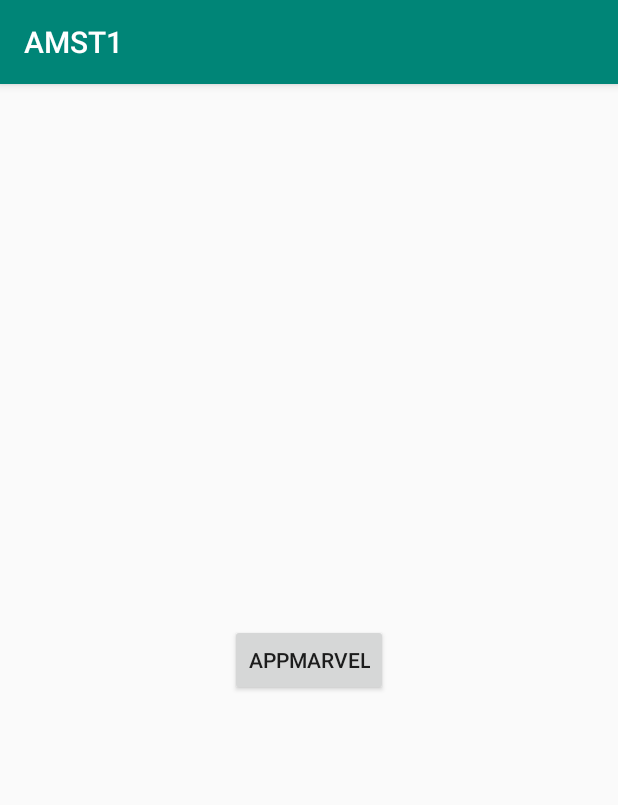
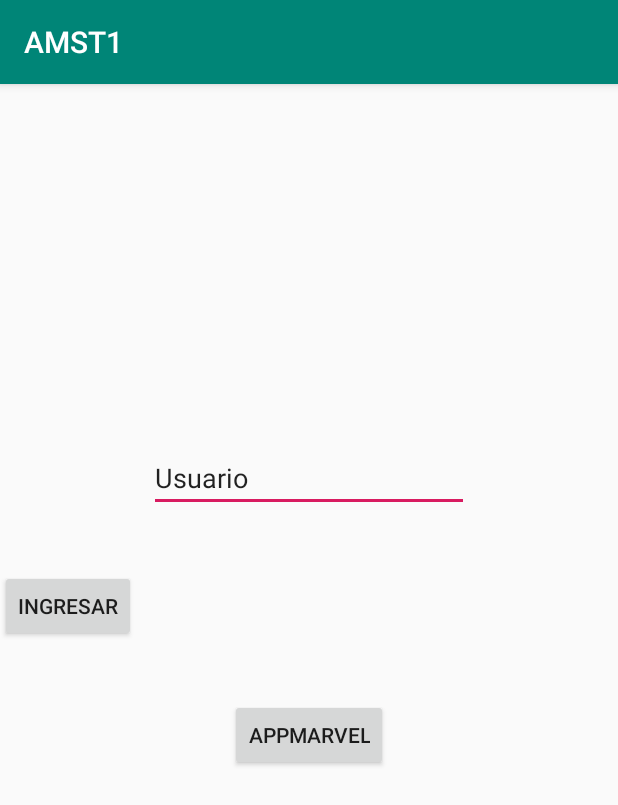
Before and after one commit to sofia604/PST_TA5_G1, an Android app: the screen it shows after launch (MainActivity), on a phone screen of 412 x 824 dp. Shown: the top 805 px of the screen. Run offline under Robolectric (Android 15) with nearby library versions, the phone set to English and light mode, and no system bars.

Commit message:
Cambios a mi rama

```diff
--- a/app/src/main/res/layout/activity_main.xml
+++ b/app/src/main/res/layout/activity_main.xml
@@ -7,6 +7,15 @@
     tools:context=".MainActivity">
 
     <Button
+        android:id="@+id/button"
+        android:layout_width="wrap_content"
+        android:layout_height="wrap_content"
+        android:text="Ingresar"
+        app:layout_constraintBottom_toTopOf="@+id/button3"
+        app:layout_constraintTop_toBottomOf="@+id/editText"
+        tools:layout_editor_absoluteX="161dp" />
+
+    <Button
         android:id="@+id/button3"
         android:layout_width="wrap_content"
         android:layout_height="wrap_content"
@@ -14,6 +23,19 @@
         app:layout_constraintBottom_toBottomOf="parent"
         app:layout_constraintEnd_toEndOf="parent"
         app:layout_constraintStart_toStartOf="parent"
+        app:layout_constraintTop_toTopOf="parent"
+        app:layout_constraintVertical_bias="0.569" />
+
+    <EditText
+        android:id="@+id/editText"
+        android:layout_width="wrap_content"
+        android:layout_height="wrap_content"
+        android:layout_marginTop="240dp"
+        android:ems="10"
+        android:inputType="textPersonName"
+        android:text="Usuario"
+        app:layout_constraintEnd_toEndOf="parent"
+        app:layout_constraintStart_toStartOf="parent"
         app:layout_constraintTop_toTopOf="parent" />
 
 </androidx.constraintlayout.widget.ConstraintLayout>
```
